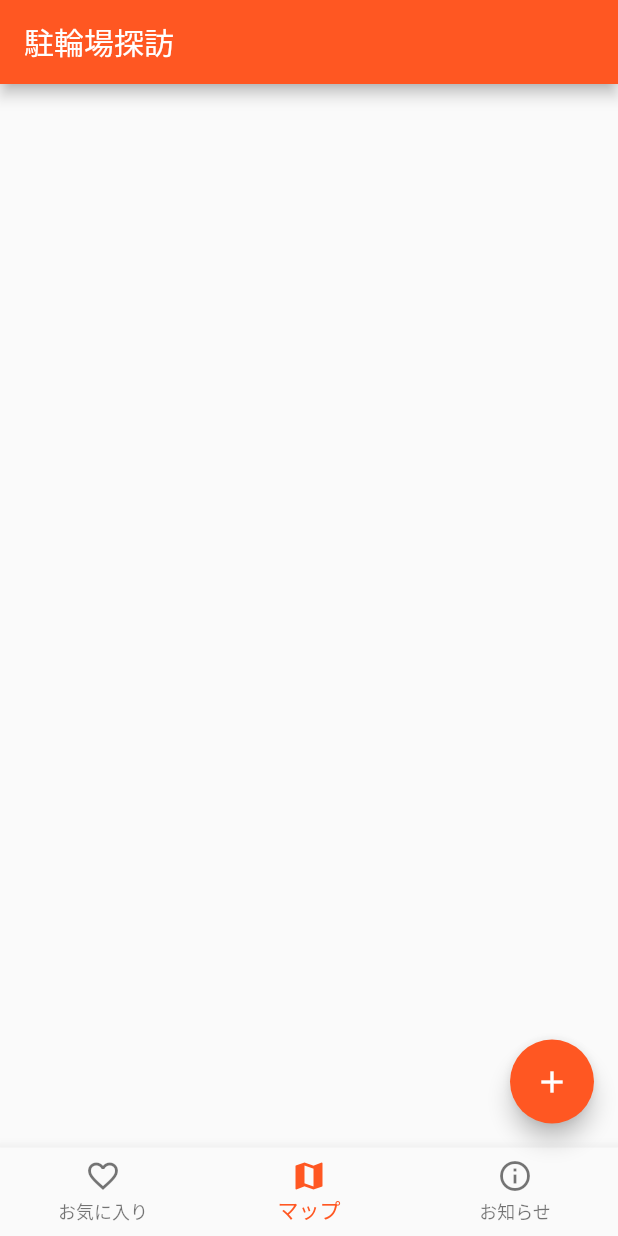
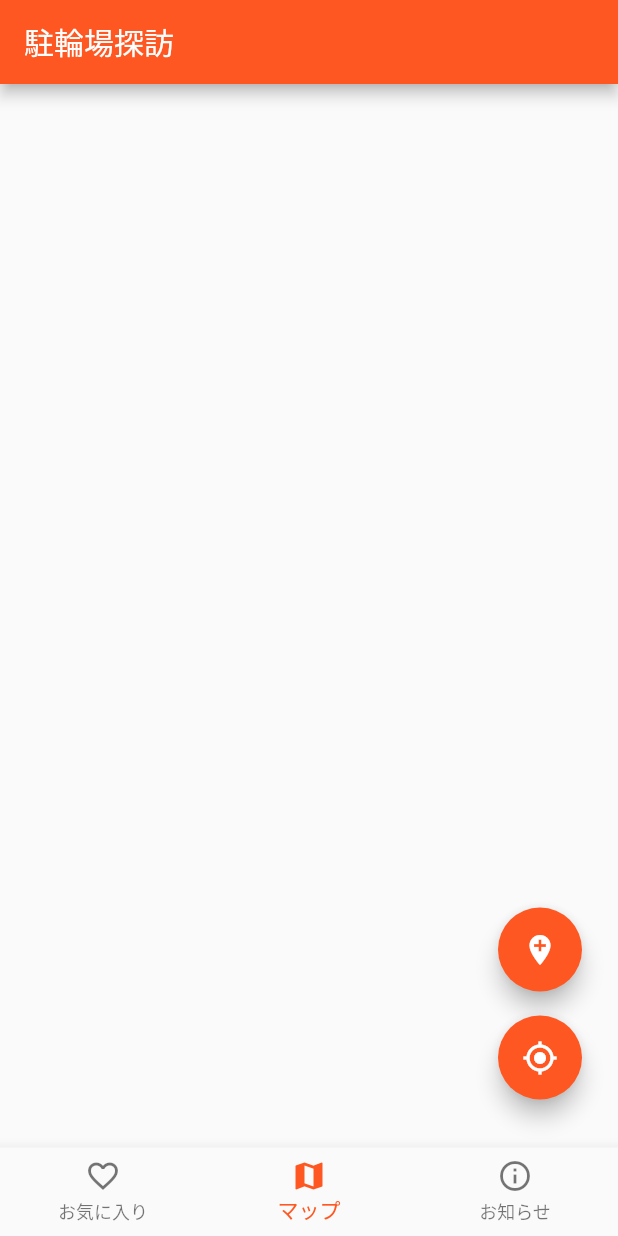
Before and after one commit to Channelsu/bicycle, a Flutter app: the screen it shows after launch, on a phone screen of 412 x 824 dp. Run offline on Flutter 3.47's test engine with Material 2 defaults, Android fonts, the phone set to English and light mode, and no system bars.

Commit message:
FABを2つに

```diff
--- a/lib/main.dart
+++ b/lib/main.dart
@@ -78,13 +78,28 @@ class _MyHomePageState extends State<MyHomePage> {
     );
   }
 
+  // FAB構築メソッド
   Widget _buildFloatingActionButton() => Visibility(
     visible: _isVisibleFab,
-    child: FloatingActionButton(
-      onPressed: () {
-        print('FAB押されました');
-      },
-      child: Icon(Icons.add),
+    child: Column(
+      mainAxisSize: MainAxisSize.min,
+      children: <Widget>[
+        FloatingActionButton(
+          onPressed: () {
+            print('新規追加ダイアログ表示');
+          },
+          child: Icon(Icons.add_location),
+        ),
+        Container(
+          margin: EdgeInsets.symmetric(horizontal:8, vertical: 16),
+          child: FloatingActionButton(
+            onPressed: () {
+              print('現在地に遷移');
+            },
+            child: Icon(Icons.my_location),
+          ),
+        ),
+      ],
     ),
   );
 }
```
